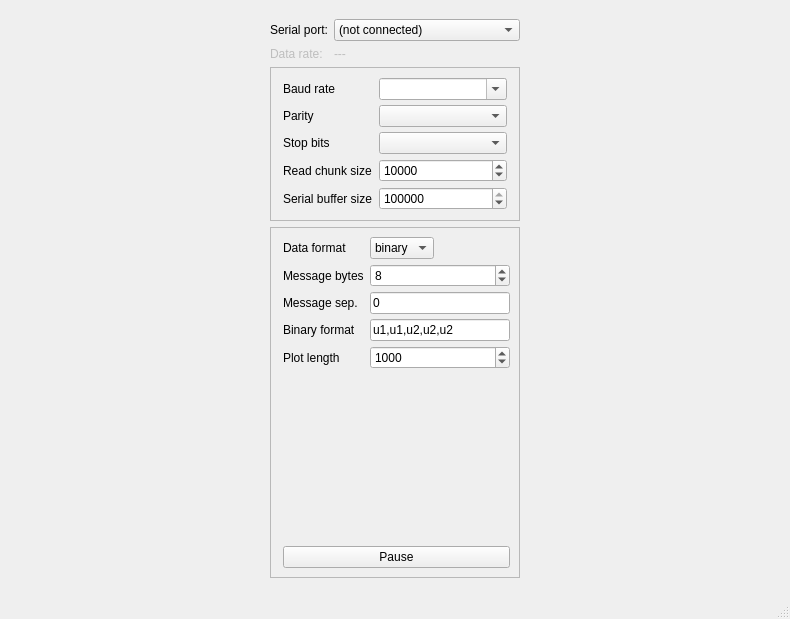
This is splot.ui in starfishneuroscience/splot as Qt 5 draws it before an edit. The edited form follows.
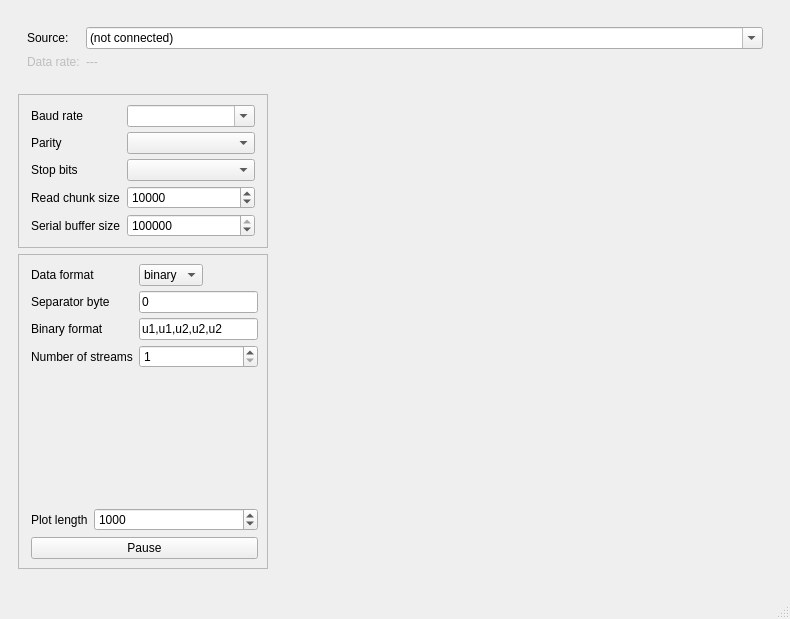
This is the edited form.

Patch:
```diff
--- a/splot.ui
+++ b/splot.ui
@@ -16,61 +16,71 @@
   <widget class="QWidget" name="centralwidget">
    <layout class="QHBoxLayout" name="horizontalLayout">
     <item>
-     <widget class="QFrame" name="leftFrame">
+     <widget class="QFrame" name="verticalFrame_2">
       <property name="sizePolicy">
-       <sizepolicy hsizetype="Fixed" vsizetype="Preferred">
+       <sizepolicy hsizetype="Expanding" vsizetype="Preferred">
         <horstretch>0</horstretch>
         <verstretch>0</verstretch>
        </sizepolicy>
       </property>
-      <property name="minimumSize">
-       <size>
-        <width>250</width>
-        <height>0</height>
-       </size>
-      </property>
-      <property name="maximumSize">
-       <size>
-        <width>250</width>
-        <height>16777215</height>
-       </size>
-      </property>
-      <layout class="QVBoxLayout" name="verticalLayout_2">
-       <property name="leftMargin">
-        <number>0</number>
-       </property>
-       <property name="topMargin">
-        <number>10</number>
-       </property>
-       <property name="rightMargin">
-        <number>0</number>
-       </property>
-       <property name="bottomMargin">
-        <number>10</number>
-       </property>
+      <layout class="QVBoxLayout" name="verticalLayout_3">
        <item>
-        <layout class="QFormLayout" name="serialPortFrame">
+        <widget class="QFrame" name="formFrame_3">
+         <property name="sizePolicy">
+          <sizepolicy hsizetype="Expanding" vsizetype="Fixed">
+           <horstretch>0</horstretch>
+           <verstretch>0</verstretch>
+          </sizepolicy>
+         </property>
+         <property name="toolTipDuration">
+          <number>-1</number>
+         </property>
+         <property name="frameShape">
+          <enum>QFrame::NoFrame</enum>
+         </property>
+         <property name="frameShadow">
+          <enum>QFrame::Plain</enum>
+         </property>
+         <layout class="QFormLayout" name="sourceFrame">
+          <property name="formAlignment">
+           <set>Qt::AlignLeading|Qt::AlignLeft|Qt::AlignTop</set>
+          </property>
          <item row="0" column="0">
           <widget class="QLabel" name="label_5">
            <property name="sizePolicy">
-            <sizepolicy hsizetype="Minimum" vsizetype="Preferred">
+             <sizepolicy hsizetype="Preferred" vsizetype="Preferred">
              <horstretch>0</horstretch>
              <verstretch>0</verstretch>
             </sizepolicy>
            </property>
            <property name="text">
-            <string>Serial port:</string>
+             <string>Source:</string>
            </property>
           </widget>
          </item>
          <item row="0" column="1">
           <widget class="QComboBox" name="serialPortComboBox">
            <property name="sizePolicy">
-            <sizepolicy hsizetype="MinimumExpanding" vsizetype="Fixed">
+             <sizepolicy hsizetype="Expanding" vsizetype="Fixed">
              <horstretch>0</horstretch>
              <verstretch>0</verstretch>
             </sizepolicy>
            </property>
+            <property name="toolTip">
+             <string>&lt;html&gt;&lt;head/&gt;&lt;body&gt;&lt;p&gt;Select a serial port attached to the system.&lt;/p&gt;&lt;p&gt;&lt;br/&gt;You can also enter an IP address and port, e.g. &amp;quot;127.0.0.1:19021&amp;quot; to connect to port 19021 on the local machine. By default, splot assumes you want a tcp connection, but you can receive udp data as well by entering &amp;quot;udp://&amp;lt;IP&amp;gt;:port&amp;quot;.&lt;/p&gt;&lt;/body&gt;&lt;/html&gt;</string>
+            </property>
+            <property name="toolTipDuration">
+             <number>-1</number>
+            </property>
+            <property name="editable">
+             <bool>true</bool>
+            </property>
+            <property name="sizeAdjustPolicy">
+             <enum>QComboBox::AdjustToContents</enum>
+            </property>
+            <property name="frame">
+             <bool>true</bool>
+            </property>
            <item>
             <property name="text">
              <string>(not connected)</string>
@@ -99,7 +109,43 @@
           </widget>
          </item>
         </layout>
+        </widget>
        </item>
+       <item>
+        <layout class="QHBoxLayout" name="horizontalLayout_6">
+         <item>
+          <widget class="QFrame" name="leftFrame">
+           <property name="sizePolicy">
+            <sizepolicy hsizetype="Fixed" vsizetype="Preferred">
+             <horstretch>0</horstretch>
+             <verstretch>0</verstretch>
+            </sizepolicy>
+           </property>
+           <property name="minimumSize">
+            <size>
+             <width>250</width>
+             <height>0</height>
+            </size>
+           </property>
+           <property name="maximumSize">
+            <size>
+             <width>250</width>
+             <height>16777215</height>
+            </size>
+           </property>
+           <layout class="QVBoxLayout" name="verticalLayout_2">
+            <property name="leftMargin">
+             <number>0</number>
+            </property>
+            <property name="topMargin">
+             <number>10</number>
+            </property>
+            <property name="rightMargin">
+             <number>0</number>
+            </property>
+            <property name="bottomMargin">
+             <number>10</number>
+            </property>
        <item>
         <widget class="QFrame" name="serialParametersFrame">
          <property name="sizePolicy">
@@ -259,52 +305,35 @@
                 <string>binary</string>
                </property>
               </item>
-             </widget>
-            </item>
-            <item row="1" column="0">
-             <widget class="QLabel" name="messageLengthBytesLabel">
+                   <item>
               <property name="text">
-               <string>Message bytes</string>
-              </property>
-             </widget>
-            </item>
-            <item row="1" column="1">
-             <widget class="QSpinBox" name="messageLengthBytesSpinBox">
-              <property name="sizePolicy">
-               <sizepolicy hsizetype="Expanding" vsizetype="Fixed">
-                <horstretch>0</horstretch>
-                <verstretch>0</verstretch>
-               </sizepolicy>
-              </property>
-              <property name="minimumSize">
-               <size>
-                <width>0</width>
-                <height>0</height>
-               </size>
-              </property>
-              <property name="maximum">
-               <number>999999999</number>
-              </property>
-              <property name="value">
-               <number>8</number>
-              </property>
-             </widget>
-            </item>
-            <item row="2" column="0">
+                     <string>ascii</string>
+                    </property>
+                   </item>
+                  </widget>
+                 </item>
+                 <item row="1" column="0">
              <widget class="QLabel" name="messageDelimiterLabel">
               <property name="text">
-               <string>Message sep.</string>
+                    <string>Separator byte</string>
               </property>
              </widget>
             </item>
-            <item row="3" column="0">
+                 <item row="1" column="1">
+                  <widget class="QLineEdit" name="messageDelimiterLineEdit">
+                   <property name="text">
+                    <string>0</string>
+                   </property>
+                  </widget>
+                 </item>
+                 <item row="2" column="0">
              <widget class="QLabel" name="binaryDtypeStringLabel">
               <property name="text">
                <string>Binary format</string>
               </property>
              </widget>
             </item>
-            <item row="3" column="1">
+                 <item row="2" column="1">
              <widget class="QLineEdit" name="binaryDtypeStringLineEdit">
               <property name="sizePolicy">
                <sizepolicy hsizetype="Expanding" vsizetype="Fixed">
@@ -317,15 +346,15 @@
               </property>
              </widget>
             </item>
-            <item row="4" column="0">
-             <widget class="QLabel" name="plotLengthLabel">
+                 <item row="3" column="0">
+                  <widget class="QLabel" name="numberOfStreamsLabel">
               <property name="text">
-               <string>Plot length</string>
+                    <string>Number of streams</string>
               </property>
              </widget>
             </item>
-            <item row="4" column="1">
-             <widget class="QSpinBox" name="plotLengthSpinBox">
+                 <item row="3" column="1">
+                  <widget class="QSpinBox" name="numberOfStreamsSpinBox">
               <property name="sizePolicy">
                <sizepolicy hsizetype="Expanding" vsizetype="Fixed">
                 <horstretch>0</horstretch>
@@ -333,20 +362,7 @@
                </sizepolicy>
               </property>
               <property name="minimum">
-               <number>10</number>
-              </property>
-              <property name="maximum">
-               <number>100000</number>
-              </property>
-              <property name="value">
-               <number>1000</number>
-              </property>
-             </widget>
-            </item>
-            <item row="2" column="1">
-             <widget class="QLineEdit" name="messageDelimiterLineEdit">
-              <property name="text">
-               <string>0</string>
+                    <number>1</number>
               </property>
              </widget>
             </item>
@@ -365,6 +381,39 @@
             </property>
            </spacer>
           </item>
+               <item>
+                <layout class="QFormLayout" name="formLayout_4">
+                 <item row="0" column="0">
+                  <widget class="QLabel" name="plotLengthLabel">
+                   <property name="text">
+                    <string>Plot length</string>
+                   </property>
+                  </widget>
+                 </item>
+                 <item row="0" column="1">
+                  <widget class="QSpinBox" name="plotLengthSpinBox">
+                   <property name="sizePolicy">
+                    <sizepolicy hsizetype="Expanding" vsizetype="Fixed">
+                     <horstretch>0</horstretch>
+                     <verstretch>0</verstretch>
+                    </sizepolicy>
+                   </property>
+                   <property name="keyboardTracking">
+                    <bool>false</bool>
+                   </property>
+                   <property name="minimum">
+                    <number>10</number>
+                   </property>
+                   <property name="maximum">
+                    <number>100000</number>
+                   </property>
+                   <property name="value">
+                    <number>1000</number>
+                   </property>
+                  </widget>
+                 </item>
+                </layout>
+               </item>
           <item>
            <widget class="QPushButton" name="pausePushButton">
             <property name="text">
@@ -382,7 +431,14 @@
      </widget>
     </item>
     <item>
+          <widget class="QFrame" name="verticalFrame">
      <layout class="QVBoxLayout" name="plotVBoxLayout"/>
+          </widget>
+         </item>
+        </layout>
+       </item>
+      </layout>
+     </widget>
     </item>
    </layout>
   </widget>
```
Left out of the diff: 15 changed lines with no effect on the pictures. Lines whose indentation alone changed are shown as unchanged.
